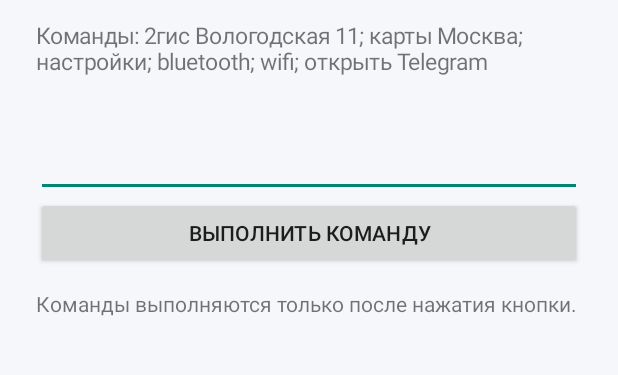
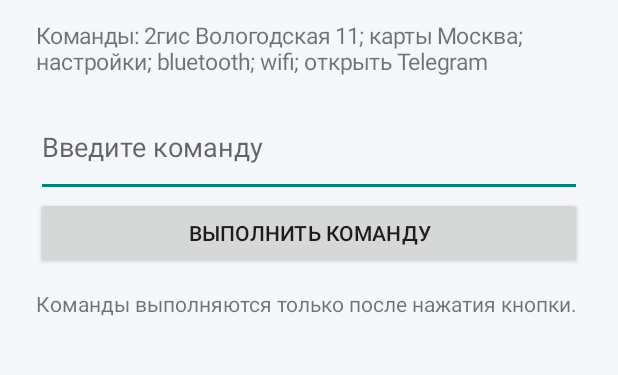
Before and after one commit to futsss47-oss/Android, an Android app: the screen it shows after launch (MainActivity), on a phone screen of 412 x 824 dp, the part 97-472 px from its top. Run offline under Robolectric (Android 15) with nearby library versions, the phone set to English and light mode, and no system bars.

Commit message:
Fix Kotlin shadowed hint property in MainActivity

```diff
--- a/ai-phone-assistant/app/src/main/java/com/example/aiphoneassistant/MainActivity.kt
+++ b/ai-phone-assistant/app/src/main/java/com/example/aiphoneassistant/MainActivity.kt
@@ -12,11 +12,11 @@ class MainActivity : Activity() {
   super.onCreate(savedInstanceState)
   val root = LinearLayout(this).apply { orientation = LinearLayout.VERTICAL; setPadding(36,48,36,24); setBackgroundColor(Color.rgb(245,247,250)) }
   val heading = TextView(this).apply { text = "AI Phone Assistant · 0.1"; textSize = 24f; setTextColor(Color.BLACK) }
-  val hint = TextView(this).apply { text = "Команды: 2гис Вологодская 11; карты Москва; настройки; bluetooth; wifi; открыть Telegram"; textSize = 15f; setPadding(0,20,0,20) }
+  val instructionsView = TextView(this).apply { text = "Команды: 2гис Вологодская 11; карты Москва; настройки; bluetooth; wifi; открыть Telegram"; textSize = 15f; setPadding(0,20,0,20) }
   val command = EditText(this).apply { hint = "Введите команду"; setSingleLine(false); minLines = 2 }
   val result = TextView(this).apply { text = "Команды выполняются только после нажатия кнопки."; setPadding(0,20,0,0) }
   val run = Button(this).apply { text = "Выполнить команду" }
-  root.addView(heading); root.addView(hint); root.addView(command); root.addView(run); root.addView(result)
+  root.addView(heading); root.addView(instructionsView); root.addView(command); root.addView(run); root.addView(result)
   setContentView(root)
   run.setOnClickListener { try { execute(command.text.toString()); result.text = "Команда отправлена в Android" } catch(e: Exception) { result.text = "Не удалось выполнить: ${e.message}" } }
  }
```
